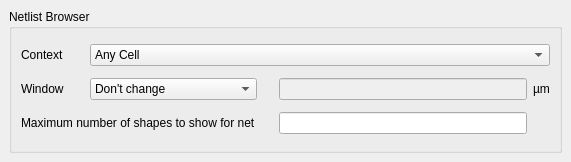
First picture: the form in src/laybasic/laybasic/NetlistBrowserConfigPage.ui, repository KLayout/klayout, before the edit.
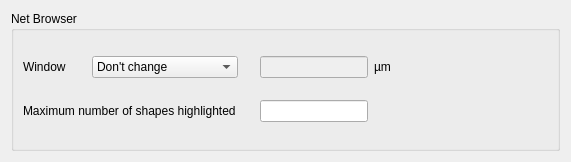
Second picture: the form after the edit.

Commit message: Aligned net browser config with net tracer.

The edit to the form file:
```diff
--- a/src/laybasic/laybasic/NetlistBrowserConfigPage.ui
+++ b/src/laybasic/laybasic/NetlistBrowserConfigPage.ui
@@ -13,29 +13,29 @@
   <property name="windowTitle">
    <string>Netlist Database Browser</string>
   </property>
-  <layout class="QVBoxLayout">
-   <property name="spacing">
-    <number>6</number>
-   </property>
-   <property name="margin">
-    <number>9</number>
-   </property>
+  <layout class="QVBoxLayout" name="verticalLayout">
    <item>
     <widget class="QGroupBox" name="groupBox">
      <property name="title">
-      <string>Netlist Browser</string>
+      <string>Net Browser</string>
      </property>
      <layout class="QGridLayout">
-      <property name="margin">
+      <property name="leftMargin">
+       <number>9</number>
+      </property>
+      <property name="topMargin">
+       <number>9</number>
+      </property>
+      <property name="rightMargin">
+       <number>9</number>
+      </property>
+      <property name="bottomMargin">
        <number>9</number>
       </property>
       <property name="spacing">
        <number>6</number>
       </property>
-      <item row="2" column="3">
-       <widget class="QLineEdit" name="le_max_markers"/>
-      </item>
-      <item row="1" column="2">
+      <item row="0" column="2">
        <spacer>
         <property name="orientation">
          <enum>Qt::Horizontal</enum>
@@ -51,14 +51,7 @@
         </property>
        </spacer>
       </item>
-      <item row="1" column="0">
-       <widget class="QLabel" name="textLabel1_2">
-        <property name="text">
-         <string>Window      </string>
-        </property>
-       </widget>
-      </item>
-      <item row="1" column="1">
+      <item row="0" column="1">
        <widget class="QComboBox" name="cbx_window">
         <item>
          <property name="text">
@@ -67,80 +60,75 @@
         </item>
         <item>
          <property name="text">
-          <string>Fit context cell</string>
+          <string>Fit net with margin ..</string>
          </property>
         </item>
         <item>
          <property name="text">
-          <string>Fit marker with margin ..</string>
+          <string>Center net</string>
          </property>
         </item>
         <item>
          <property name="text">
-          <string>Center marker</string>
-         </property>
-        </item>
-        <item>
-         <property name="text">
-          <string>Center marker with size ..</string>
-         </property>
-        </item>
-       </widget>
-      </item>
-      <item row="0" column="1" colspan="4">
-       <widget class="QComboBox" name="cbx_context">
-        <item>
-         <property name="text">
-          <string>Any Cell</string>
-         </property>
-        </item>
-        <item>
-         <property name="text">
-          <string>Netlist Top Circuit</string>
-         </property>
-        </item>
-        <item>
-         <property name="text">
-          <string>Current Cell</string>
-         </property>
-        </item>
-        <item>
-         <property name="text">
-          <string>Current or Any Cell</string>
-         </property>
-        </item>
-        <item>
-         <property name="text">
-          <string>Net's Circuit</string>
+          <string>Center net with size ..</string>
          </property>
         </item>
        </widget>
       </item>
       <item row="1" column="3">
+       <widget class="QLineEdit" name="le_max_markers">
+        <property name="sizePolicy">
+         <sizepolicy hsizetype="Preferred" vsizetype="Fixed">
+          <horstretch>0</horstretch>
+          <verstretch>0</verstretch>
+         </sizepolicy>
+        </property>
+       </widget>
+      </item>
+      <item row="0" column="0">
+       <widget class="QLabel" name="textLabel1_2">
+        <property name="text">
+         <string>Window      </string>
+        </property>
+       </widget>
+      </item>
+      <item row="0" column="4">
+       <widget class="QLabel" name="textLabel2">
+        <property name="text">
+         <string>µm</string>
+        </property>
+       </widget>
+      </item>
+      <item row="0" column="3">
        <widget class="QLineEdit" name="le_window">
         <property name="enabled">
          <bool>false</bool>
         </property>
+        <property name="sizePolicy">
+         <sizepolicy hsizetype="Preferred" vsizetype="Fixed">
+          <horstretch>0</horstretch>
+          <verstretch>0</verstretch>
+         </sizepolicy>
+        </property>
        </widget>
       </item>
-      <item row="2" column="0" colspan="2">
+      <item row="0" column="5" rowspan="2">
+       <spacer>
+        <property name="orientation">
+         <enum>Qt::Horizontal</enum>
+        </property>
+        <property name="sizeHint" stdset="0">
+         <size>
+          <width>40</width>
+          <height>20</height>
+         </size>
+        </property>
+       </spacer>
+      </item>
+      <item row="1" column="0" colspan="3">
        <widget class="QLabel" name="label_2">
         <property name="text">
-         <string>Maximum number of shapes to show for net</string>
-        </property>
-       </widget>
-      </item>
-      <item row="0" column="0">
-       <widget class="QLabel" name="textLabel1_3">
-        <property name="text">
-         <string>Context</string>
-        </property>
-       </widget>
-      </item>
-      <item row="1" column="4">
-       <widget class="QLabel" name="textLabel2">
-        <property name="text">
-         <string>µm</string>
+         <string>Maximum number of shapes highlighted</string>
         </property>
        </widget>
       </item>
```
The commit also changes 7 other files.
